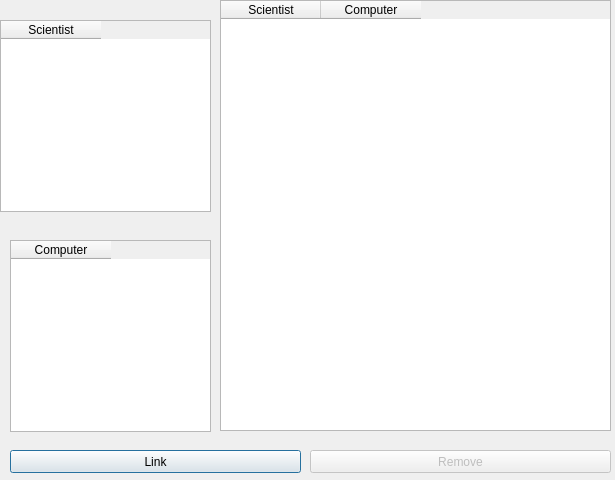
trunti/verklegtn-m, file EndurvinnslustöðATeam/Skil3/Ui/linktogether.ui: the form before one commit.
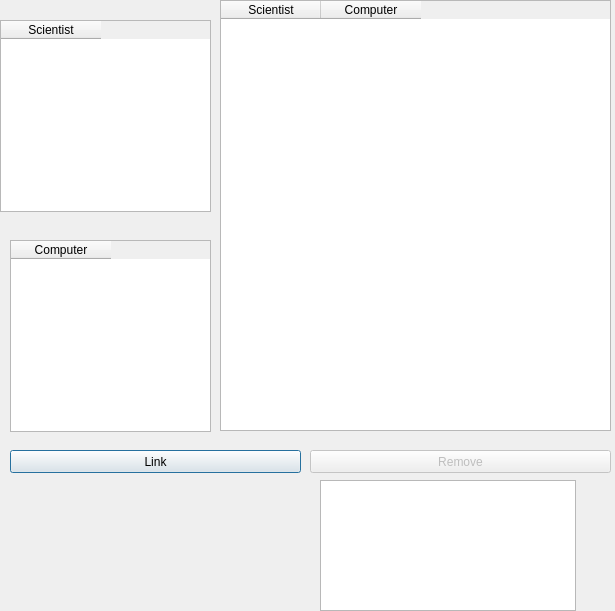
The form after the commit.

```diff
--- a/EndurvinnslustöðATeam/Skil3/Ui/linktogether.ui
+++ b/EndurvinnslustöðATeam/Skil3/Ui/linktogether.ui
@@ -7,7 +7,7 @@
     <x>0</x>
     <y>0</y>
     <width>615</width>
-    <height>480</height>
+    <height>611</height>
    </rect>
   </property>
   <property name="windowTitle">
@@ -92,6 +92,16 @@
     <string>Remove</string>
    </property>
   </widget>
+  <widget class="QListWidget" name="listWidget">
+   <property name="geometry">
+    <rect>
+     <x>320</x>
+     <y>480</y>
+     <width>256</width>
+     <height>131</height>
+    </rect>
+   </property>
+  </widget>
  </widget>
  <resources/>
  <connections/>
```
